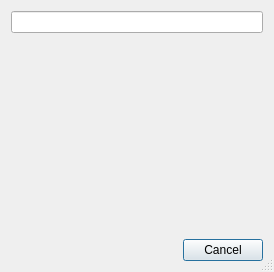
morinted/plover, file plover/gui_qt/lookup_dialog.ui: the form before one commit.
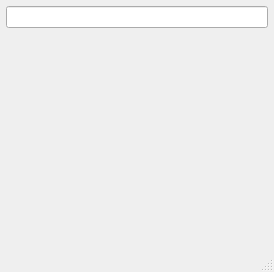
The form after the commit.

```diff
--- a/plover/gui_qt/lookup_dialog.ui
+++ b/plover/gui_qt/lookup_dialog.ui
@@ -22,18 +22,22 @@
   <property name="sizeGripEnabled">
    <bool>true</bool>
   </property>
-  <layout class="QGridLayout" name="gridLayout">
-   <item row="2" column="0">
-    <widget class="QDialogButtonBox" name="buttonBox">
-     <property name="orientation">
-      <enum>Qt::Horizontal</enum>
-     </property>
-     <property name="standardButtons">
-      <set>QDialogButtonBox::Cancel</set>
-     </property>
-    </widget>
-   </item>
+  <layout class="QGridLayout" name="gridLayout" rowstretch="0,0,0">
+   <property name="leftMargin">
+    <number>6</number>
+   </property>
+   <property name="topMargin">
+    <number>6</number>
+   </property>
+   <property name="rightMargin">
+    <number>6</number>
+   </property>
+   <property name="bottomMargin">
+    <number>6</number>
+   </property>
    <item row="0" column="0">
+    <layout class="QVBoxLayout" name="verticalLayout_2">
+     <item>
     <widget class="QLineEdit" name="pattern">
      <property name="sizePolicy">
       <sizepolicy hsizetype="MinimumExpanding" vsizetype="Minimum">
@@ -43,7 +47,7 @@
      </property>
     </widget>
    </item>
-   <item row="1" column="0">
+     <item>
     <widget class="QWidget" name="suggestions" native="true">
      <property name="sizePolicy">
       <sizepolicy hsizetype="MinimumExpanding" vsizetype="MinimumExpanding">
@@ -51,7 +55,12 @@
        <verstretch>0</verstretch>
       </sizepolicy>
      </property>
-    </widget>
+       <zorder>pattern</zorder>
+       <zorder>pattern</zorder>
+       <zorder>pattern</zorder>
+      </widget>
+     </item>
+    </layout>
    </item>
   </layout>
  </widget>
```
Left out of the diff: 32 changed lines with no effect on the pictures. Lines whose indentation alone changed are shown as unchanged.
